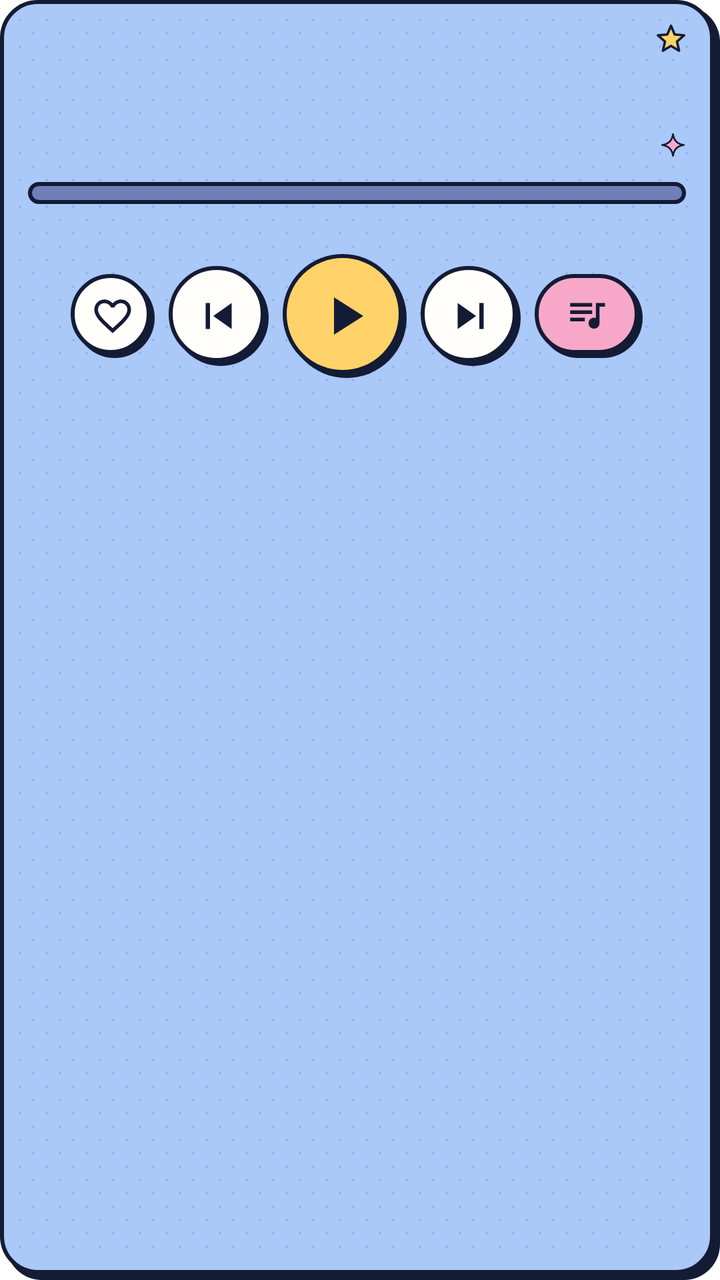
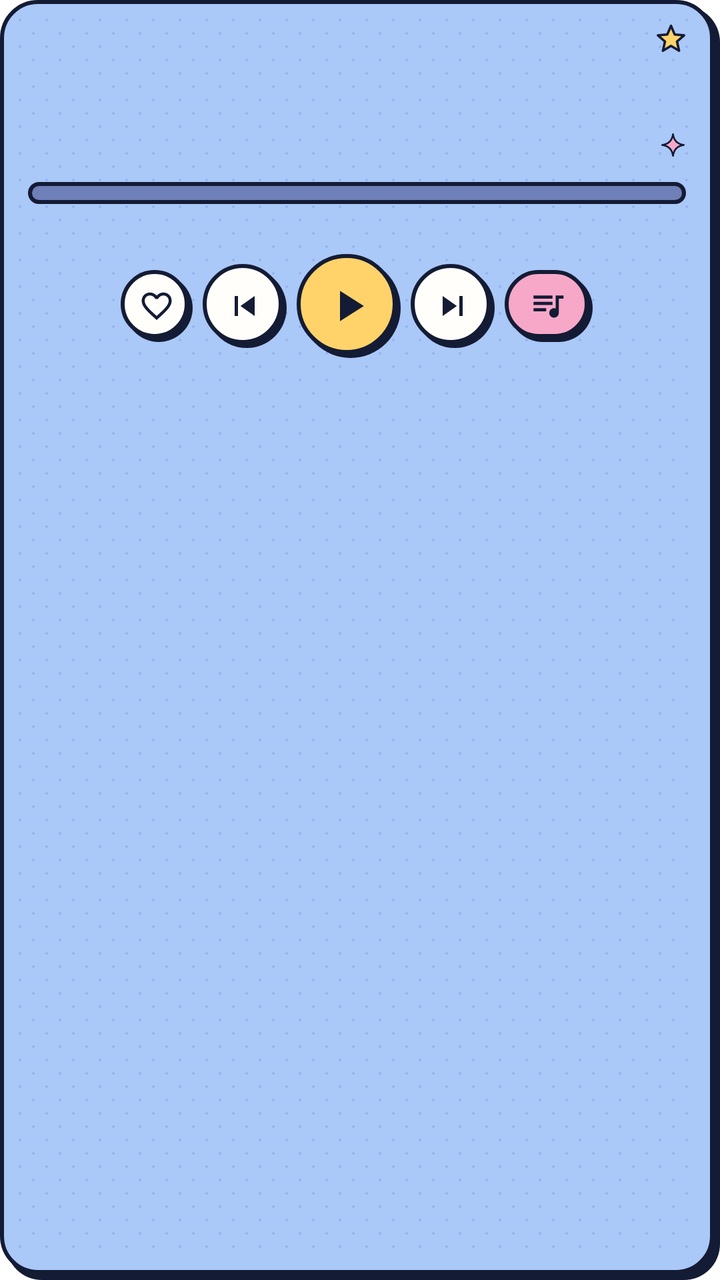

Compare the two renders of this Android layout. The source of the first and the diff that turns it into the second are given below.
<!-- AndroidManifest.xml: fallback theme Theme.MaterialComponents.DayNight.NoActionBar -->
<!-- res/layout/card_music_big.xml -->
<?xml version="1.0" encoding="utf-8"?>
<LinearLayout xmlns:android="http://schemas.android.com/apk/res/android"
    android:id="@+id/card"
    android:layout_width="match_parent"
    android:layout_height="wrap_content"
    android:orientation="vertical"
    android:paddingLeft="14dp"
    android:paddingTop="12dp"
    android:paddingRight="17dp"
    android:paddingBottom="16dp"
    android:background="@drawable/bg_card_sky">

  <FrameLayout
      android:layout_width="match_parent"
      android:layout_height="wrap_content">

    <LinearLayout
        android:layout_width="match_parent"
        android:layout_height="wrap_content"
        android:orientation="horizontal"
        android:gravity="center_vertical">

      <ImageView
          android:id="@+id/art"
          android:layout_width="104dp"
          android:layout_height="67dp"
          android:scaleType="fitCenter"
          android:contentDescription="@null" />

      <LinearLayout
          android:layout_width="0dp"
          android:layout_height="wrap_content"
          android:layout_weight="1"
          android:layout_marginLeft="12dp"
          android:layout_marginRight="16dp"
          android:orientation="vertical">

        <TextView
            android:id="@+id/kicker"
            android:layout_width="match_parent"
            android:layout_height="wrap_content"
            android:fontFamily="@font/dmsans_bold"
            android:includeFontPadding="false"
            android:letterSpacing="0.14"
            android:singleLine="true"
            android:ellipsize="end"
            android:textAllCaps="true"
            android:textColor="@color/mt_muted"
            android:textSize="10sp" />

        <TextView
            android:id="@+id/title"
            android:layout_width="match_parent"
            android:layout_height="wrap_content"
            android:layout_marginTop="2dp"
            android:fontFamily="@font/barlow_black"
            android:includeFontPadding="false"
            android:maxLines="2"
            android:ellipsize="end"
            android:textColor="@color/mt_ink"
            android:textSize="25sp" />

        <TextView
            android:id="@+id/subtitle"
            android:layout_width="match_parent"
            android:layout_height="wrap_content"
            android:layout_marginTop="3dp"
            android:fontFamily="@font/dmsans_bold"
            android:includeFontPadding="false"
            android:singleLine="true"
            android:ellipsize="end"
            android:textColor="@color/mt_muted"
            android:textSize="13sp" />
      </LinearLayout>
    </LinearLayout>

    <ImageView
        android:layout_width="15dp"
        android:layout_height="15dp"
        android:layout_gravity="top|end"
        android:scaleType="fitCenter"
        android:src="@drawable/ic_star_small"
        android:contentDescription="@null" />

    <ImageView
        android:layout_width="13dp"
        android:layout_height="13dp"
        android:layout_gravity="bottom|end"
        android:scaleType="fitCenter"
        android:src="@drawable/ic_sparkle"
        android:contentDescription="@null" />
  </FrameLayout>

  
  <LinearLayout
      android:id="@+id/progress_row"
      android:layout_width="match_parent"
      android:layout_height="wrap_content"
      android:orientation="vertical">

    <ProgressBar
        android:id="@+id/bar"
        style="@android:style/Widget.ProgressBar.Horizontal"
        android:layout_width="match_parent"
        android:layout_height="11dp"
        android:layout_marginTop="12dp"
        android:max="1000"
        android:progress="0"
        android:indeterminate="false"
        android:progressDrawable="@drawable/bar_music" />

    <LinearLayout
        android:layout_width="match_parent"
        android:layout_height="wrap_content"
        android:layout_marginTop="3dp"
        android:orientation="horizontal">

      <TextView
          android:id="@+id/pos"
          android:layout_width="0dp"
          android:layout_height="wrap_content"
          android:layout_weight="1"
          android:fontFamily="@font/dmsans_bold"
          android:includeFontPadding="false"
          android:textColor="@color/mt_ink"
          android:textSize="12sp" />

      <TextView
          android:id="@+id/dur"
          android:layout_width="wrap_content"
          android:layout_height="wrap_content"
          android:fontFamily="@font/dmsans_bold"
          android:includeFontPadding="false"
          android:textColor="@color/mt_ink"
          android:textSize="12sp" />
    </LinearLayout>
  </LinearLayout>

  
  <LinearLayout
      android:id="@+id/live_row"
      android:layout_width="match_parent"
      android:layout_height="wrap_content"
      android:layout_marginTop="12dp"
      android:orientation="horizontal"
      android:gravity="center_vertical"
      android:visibility="gone">

    <TextView
        android:id="@+id/live"
        android:layout_width="wrap_content"
        android:layout_height="wrap_content"
        android:paddingLeft="12dp"
        android:paddingTop="4dp"
        android:paddingRight="12dp"
        android:paddingBottom="4dp"
        android:background="@drawable/bg_pill_rose"
        android:fontFamily="@font/barlow_black"
        android:includeFontPadding="false"
        android:letterSpacing="0.08"
        android:text="●  AO VIVO"
        android:textColor="@color/mt_ink"
        android:textSize="14sp" />
  </LinearLayout>

  <LinearLayout
      android:layout_width="match_parent"
      android:layout_height="wrap_content"
      android:layout_marginTop="8dp"
      android:orientation="horizontal"
      android:gravity="center">

    <ImageView
        android:id="@+id/fav"
        android:layout_width="42dp"
        android:layout_height="42dp"
        android:padding="10dp"
        android:scaleType="fitCenter"
        android:background="@drawable/bg_circle_white"
        android:src="@drawable/ic_heart"
        android:contentDescription="Favoritar" />

    <ImageView
        android:id="@+id/prev"
        android:layout_width="50dp"
        android:layout_height="50dp"
        android:layout_marginLeft="7dp"
        android:padding="12dp"
        android:scaleType="fitCenter"
        android:background="@drawable/bg_circle_white"
        android:src="@drawable/ic_prev"
        android:contentDescription="Faixa anterior" />

    <ImageView
        android:id="@+id/play"
        android:layout_width="62dp"
        android:layout_height="62dp"
        android:layout_marginLeft="7dp"
        android:padding="15dp"
        android:scaleType="fitCenter"
        android:background="@drawable/bg_circle_yellow"
        android:src="@drawable/ic_play"
        android:contentDescription="Tocar ou pausar" />

    <ImageView
        android:id="@+id/next"
        android:layout_width="50dp"
        android:layout_height="50dp"
        android:layout_marginLeft="7dp"
        android:padding="12dp"
        android:scaleType="fitCenter"
        android:background="@drawable/bg_circle_white"
        android:src="@drawable/ic_next"
        android:contentDescription="Próxima faixa" />

    <ImageView
        android:id="@+id/open"
        android:layout_width="54dp"
        android:layout_height="42dp"
        android:layout_marginLeft="7dp"
        android:paddingLeft="13dp"
        android:paddingTop="9dp"
        android:paddingRight="15dp"
        android:paddingBottom="11dp"
        android:scaleType="fitCenter"
        android:background="@drawable/bg_pill_pink"
        android:src="@drawable/ic_list"
        android:contentDescription="Abrir o app" />
  </LinearLayout>
</LinearLayout>
<!-- resources referenced by this layout -->
<resources>
  <color name="mt_ink">#FF141B34</color>
  <color name="mt_muted">#FF4A5270</color>
  <!-- drawable bg_circle_white (drawable) -->
  <?xml version="1.0" encoding="utf-8"?>
  <layer-list xmlns:android="http://schemas.android.com/apk/res/android">
    <item android:left="2dp" android:top="2dp">
      <shape android:shape="oval">
        <solid android:color="@color/mt_ink" />
        
      </shape>
    </item>
    <item android:right="2dp" android:bottom="2dp">
      <shape android:shape="oval">
        <solid android:color="@color/mt_card" />
        <stroke android:width="2dp" android:color="@color/mt_ink" />
        
      </shape>
    </item>
  </layer-list>
  <!-- drawable bg_circle_yellow (drawable) -->
  <?xml version="1.0" encoding="utf-8"?>
  <layer-list xmlns:android="http://schemas.android.com/apk/res/android">
    <item android:left="2dp" android:top="2dp">
      <shape android:shape="oval">
        <solid android:color="@color/mt_ink" />
        
      </shape>
    </item>
    <item android:right="2dp" android:bottom="2dp">
      <shape android:shape="oval">
        <solid android:color="@color/mt_yellow" />
        <stroke android:width="2dp" android:color="@color/mt_ink" />
        
      </shape>
    </item>
  </layer-list>
  <!-- drawable ic_list (drawable) -->
  <?xml version="1.0" encoding="utf-8"?>
  <vector xmlns:android="http://schemas.android.com/apk/res/android" android:width="24dp" android:height="24dp" android:viewportWidth="24" android:viewportHeight="24">
    <path android:fillColor="@color/mt_ink" android:pathData="M15,6H3v2h12V6zM15,10H3v2h12v-2zM3,16h8v-2H3v2zM17,6v8.18c-0.31,-0.11 -0.65,-0.18 -1,-0.18 -1.66,0 -3,1.34 -3,3s1.34,3 3,3 3,-1.34 3,-3V8h3V6h-5z" />
  </vector>
  <!-- drawable ic_next (drawable) -->
  <?xml version="1.0" encoding="utf-8"?>
  <vector xmlns:android="http://schemas.android.com/apk/res/android" android:width="24dp" android:height="24dp" android:viewportWidth="24" android:viewportHeight="24">
    <path android:fillColor="@color/mt_ink" android:pathData="M16,6h2v12h-2zM6,18l8.5,-6L6,6z" />
  </vector>
  <!-- drawable ic_play (drawable) -->
  <?xml version="1.0" encoding="utf-8"?>
  <vector xmlns:android="http://schemas.android.com/apk/res/android" android:width="24dp" android:height="24dp" android:viewportWidth="24" android:viewportHeight="24">
    <path android:fillColor="@color/mt_ink" android:pathData="M8,5v14l11,-7z" />
  </vector>
  <!-- drawable ic_prev (drawable) -->
  <?xml version="1.0" encoding="utf-8"?>
  <vector xmlns:android="http://schemas.android.com/apk/res/android" android:width="24dp" android:height="24dp" android:viewportWidth="24" android:viewportHeight="24">
    <path android:fillColor="@color/mt_ink" android:pathData="M6,6h2v12h-2zM9.5,12l8.5,6V6z" />
  </vector>
  <!-- drawable ic_sparkle (drawable) -->
  <?xml version="1.0" encoding="utf-8"?>
  <vector xmlns:android="http://schemas.android.com/apk/res/android" android:width="16dp" android:height="16dp" android:viewportWidth="24" android:viewportHeight="24">
    <path android:fillColor="@color/mt_pink2" android:strokeColor="@color/mt_ink" android:strokeWidth="1.6" android:strokeLineJoin="round"
      android:pathData="M12,2 C12.8,8 16,11.2 22,12 C16,12.8 12.8,16 12,22 C11.2,16 8,12.8 2,12 C8,11.2 11.2,8 12,2z" />
  </vector>
  <!-- drawable ic_star_small (drawable) -->
  <?xml version="1.0" encoding="utf-8"?>
  <vector xmlns:android="http://schemas.android.com/apk/res/android" android:width="16dp" android:height="16dp" android:viewportWidth="100" android:viewportHeight="100">
    <path android:fillColor="@color/mt_yellow" android:strokeColor="@color/mt_ink" android:strokeWidth="8" android:strokeLineJoin="round"
      android:pathData="M50.0,6.0L62.3,35.0L93.7,37.8L70.0,58.5L77.0,89.2L50.0,73.0L23.0,89.2L30.0,58.5L6.3,37.8L37.7,35.0Z" />
  </vector>
  <color name="mt_yellow">#FFFFD369</color>
  <color name="mt_sky">#FFAAC8F8</color>
  <color name="mt_card">#FFFFFEFA</color>
  <color name="mt_pink2">#FFF7A8C8</color>
  <color name="mt_rose">#FFF6C9D8</color>
  <!-- unchanged entries left out for length: 6 -->
</resources>

<!-- the commit's change to res/layout/card_music_big.xml (unified diff, before → after) -->
@@ -170,11 +170,12 @@
       android:orientation="horizontal"
       android:gravity="center">
 
+    
     <ImageView
         android:id="@+id/fav"
-        android:layout_width="42dp"
-        android:layout_height="42dp"
-        android:padding="10dp"
+        android:layout_width="36dp"
+        android:layout_height="36dp"
+        android:padding="9dp"
         android:scaleType="fitCenter"
         android:background="@drawable/bg_circle_white"
         android:src="@drawable/ic_heart"
@@ -182,10 +183,10 @@
 
     <ImageView
         android:id="@+id/prev"
-        android:layout_width="50dp"
-        android:layout_height="50dp"
-        android:layout_marginLeft="7dp"
-        android:padding="12dp"
+        android:layout_width="42dp"
+        android:layout_height="42dp"
+        android:layout_marginLeft="5dp"
+        android:padding="11dp"
         android:scaleType="fitCenter"
         android:background="@drawable/bg_circle_white"
         android:src="@drawable/ic_prev"
@@ -193,10 +194,10 @@
 
     <ImageView
         android:id="@+id/play"
-        android:layout_width="62dp"
-        android:layout_height="62dp"
-        android:layout_marginLeft="7dp"
-        android:padding="15dp"
+        android:layout_width="52dp"
+        android:layout_height="52dp"
+        android:layout_marginLeft="5dp"
+        android:padding="13dp"
         android:scaleType="fitCenter"
         android:background="@drawable/bg_circle_yellow"
         android:src="@drawable/ic_play"
@@ -204,10 +205,10 @@
 
     <ImageView
         android:id="@+id/next"
-        android:layout_width="50dp"
-        android:layout_height="50dp"
-        android:layout_marginLeft="7dp"
-        android:padding="12dp"
+        android:layout_width="42dp"
+        android:layout_height="42dp"
+        android:layout_marginLeft="5dp"
+        android:padding="11dp"
         android:scaleType="fitCenter"
         android:background="@drawable/bg_circle_white"
         android:src="@drawable/ic_next"
@@ -215,13 +216,13 @@
 
     <ImageView
         android:id="@+id/open"
-        android:layout_width="54dp"
-        android:layout_height="42dp"
-        android:layout_marginLeft="7dp"
-        android:paddingLeft="13dp"
-        android:paddingTop="9dp"
-        android:paddingRight="15dp"
-        android:paddingBottom="11dp"
+        android:layout_width="44dp"
+        android:layout_height="36dp"
+        android:layout_marginLeft="5dp"
+        android:paddingLeft="11dp"
+        android:paddingTop="8dp"
+        android:paddingRight="12dp"
+        android:paddingBottom="9dp"
         android:scaleType="fitCenter"
         android:background="@drawable/bg_pill_pink"
         android:src="@drawable/ic_list"
